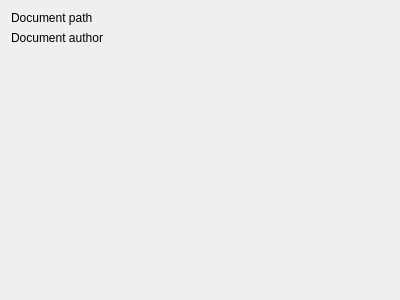
Qt form document_management_system_relation_editor/ui/document_relation_editor_config_widget.ui (opengisch/qgis-document-management-system-plugin) before a commit.
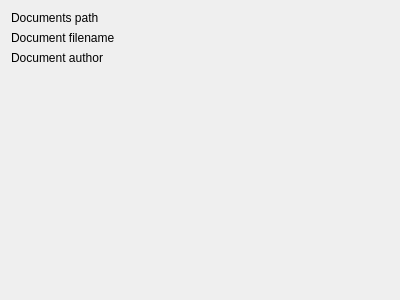
The same form after that commit. Custom widgets are drawn as their Qt base class.

Patch:
```diff
--- a/document_management_system_relation_editor/ui/document_relation_editor_config_widget.ui
+++ b/document_management_system_relation_editor/ui/document_relation_editor_config_widget.ui
@@ -15,9 +15,26 @@
   </property>
   <layout class="QGridLayout" name="gridLayout">
    <item row="1" column="2">
-    <widget class="QgsFieldExpressionWidget" name="mDocumentAuthorExpressionWidget" native="true"/>
+    <widget class="QgsFieldExpressionWidget" name="mDocumentFilenameExpressionWidget" native="true"/>
    </item>
    <item row="2" column="2">
+    <widget class="QgsFieldExpressionWidget" name="mDocumentAuthorExpressionWidget" native="true"/>
+   </item>
+   <item row="2" column="0" colspan="2">
+    <widget class="QLabel" name="label_3">
+     <property name="text">
+      <string>Document author</string>
+     </property>
+    </widget>
+   </item>
+   <item row="0" column="0" colspan="2">
+    <widget class="QLabel" name="label_2">
+     <property name="text">
+      <string>Documents path</string>
+     </property>
+    </widget>
+   </item>
+   <item row="3" column="2">
     <spacer name="verticalSpacer">
      <property name="orientation">
       <enum>Qt::Vertical</enum>
@@ -30,20 +47,10 @@
      </property>
     </spacer>
    </item>
-   <item row="0" column="2">
-    <widget class="QgsFieldExpressionWidget" name="mDocumentPathExpressionWidget" native="true"/>
-   </item>
-   <item row="0" column="0" colspan="2">
-    <widget class="QLabel" name="label_2">
+   <item row="1" column="0">
+    <widget class="QLabel" name="label">
      <property name="text">
-      <string>Document path</string>
-     </property>
-    </widget>
-   </item>
-   <item row="1" column="0" colspan="2">
-    <widget class="QLabel" name="label_3">
-     <property name="text">
-      <string>Document author</string>
+      <string>Document filename</string>
      </property>
     </widget>
    </item>
```
Left out of the diff: 3 changed lines with no effect on the pictures.
